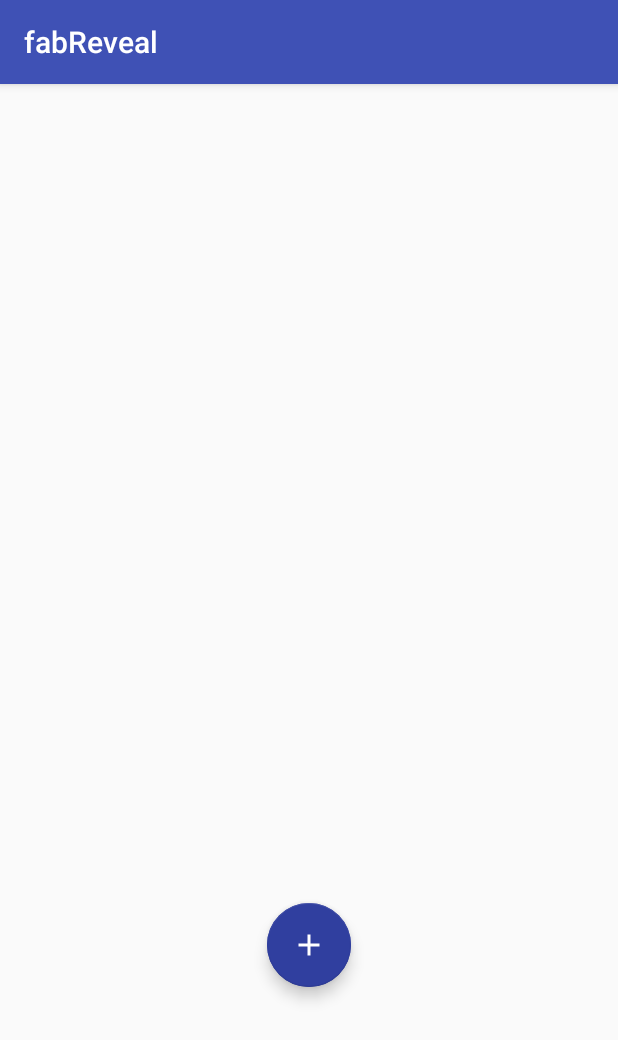
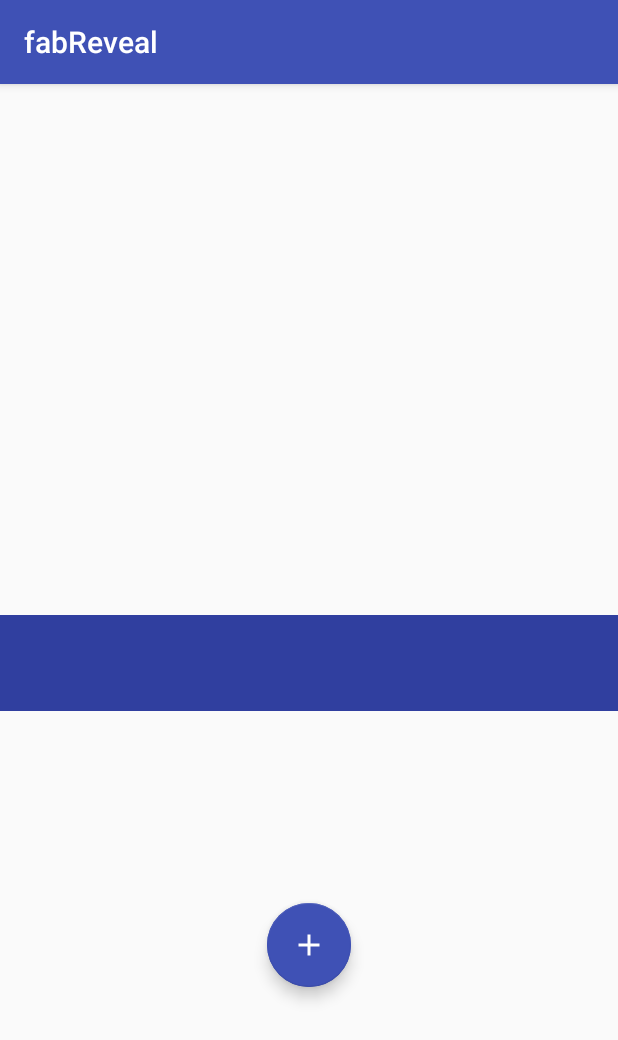
Before and after one commit to smithshelke/MaterialAnimations, an Android app: the screen it shows after launch (MainActivity), after a tap on an icon or button, on a phone screen of 412 x 824 dp. Shown: the top 1040 px of the screen. Run offline under Robolectric (Android 15) with nearby library versions, the phone set to English and light mode, and no system bars.

Commit message:
TopPanel Added

```diff
--- a/app/src/main/java/com/example/smith/fabreveal/MainActivity.java
+++ b/app/src/main/java/com/example/smith/fabreveal/MainActivity.java
@@ -23,11 +23,12 @@ import android.view.animation.Interpolator;
 import android.widget.Toast;
 
 import static android.graphics.Color.TRANSPARENT;
+import static android.view.View.VISIBLE;
 
 public class MainActivity extends AppCompatActivity {
     FloatingActionButton fab;
     DisplayMetrics dp;
-    View reveal;
+    View reveal, topPanel;
     boolean isCancel;
     float finalX, finalY, startX, startY;
 
@@ -36,6 +37,7 @@ public class MainActivity extends AppCompatActivity {
         super.onCreate(savedInstanceState);
         setContentView(R.layout.activity_main);
         reveal = findViewById(R.id.reveal);
+        topPanel = findViewById(R.id.topPanel);
         fab = (FloatingActionButton) findViewById(R.id.fab);
         dp = getResources().getDisplayMetrics();
         finalX = dp.widthPixels / 2 - (dp.density * 56) / 2;
@@ -69,8 +71,19 @@ public class MainActivity extends AppCompatActivity {
                 public void onAnimationEnd(Animator animation) {
                     super.onAnimationEnd(animation);
                     reveal.setVisibility(View.VISIBLE);
-                    reveal.setBackgroundColor(getResources().getColor(R.color.colorPrimaryDark));
-                    Animator animator1 = ViewAnimationUtils.createCircularReveal(reveal, reveal.getWidth() / 2, (int) (finalY - reveal.getY() + dp.density * 56 / 2), dp.density * 56 / 2, reveal.getWidth());
+                    reveal.setBackgroundColor(getResources().getColor(R.color.colorPrimary));
+                    Animator animator1 = ViewAnimationUtils.createCircularReveal(reveal, reveal.getWidth() / 2, (int) (finalY - reveal.getY() + dp.density * 56 / 2), dp.density * 56 / 2, reveal.getHeight() * .7f);
+                    topPanel.setScaleY(0f);
+                    topPanel.setVisibility(VISIBLE);
+                    new Handler().postDelayed(new Runnable() {
+                        @Override
+                        public void run() {
+                            topPanel.animate()
+                                    .scaleY(1f)
+                                    .setDuration(200)
+                                    .start();
+                        }
+                    }, 200);
                     animator1.start();
                 }
             });
@@ -82,7 +95,7 @@ public class MainActivity extends AppCompatActivity {
 
     public void returnFabToInitialPosition(View view) {
         isCancel = false;
-        Animator reset = ViewAnimationUtils.createCircularReveal(reveal, (int) (finalX + dp.density * 56 / 2), (int) (finalY - reveal.getY() + dp.density * 56 / 2), reveal.getWidth() * .7f, dp.density * 56 / 2);
+        Animator reset = ViewAnimationUtils.createCircularReveal(reveal, (int) (finalX + dp.density * 56 / 2), (int) (finalY - reveal.getY() + dp.density * 56 / 2), reveal.getHeight() * .5f, dp.density * 56 / 2);
         reset.addListener(new AnimatorListenerAdapter() {
             @Override
             public void onAnimationEnd(Animator animation) {
@@ -111,6 +124,9 @@ public class MainActivity extends AppCompatActivity {
                 }, 1000);
             }
         });
+        topPanel.setScaleY(1f);
+        topPanel.setVisibility(View.INVISIBLE);
+
         reset.start();
     }
 }
--- a/app/src/main/res/layout/activity_main.xml
+++ b/app/src/main/res/layout/activity_main.xml
@@ -15,8 +15,17 @@
         android:layout_margin="16dp"
         android:onClick="animate"
         android:src="@drawable/ic_add_black_24dp"
-        app:backgroundTint="@color/colorPrimaryDark"
+        app:backgroundTint="@color/colorPrimary"
         app:fabSize="normal" />
+
+    <View
+        android:id="@+id/topPanel"
+        android:layout_width="match_parent"
+        android:layout_height="64dp"
+        android:layout_above="@+id/reveal"
+        android:background="@color/colorPrimaryDark"
+        android:transformPivotY="64dp"
+        android:visibility="invisible" />
 
     <View
         android:id="@+id/reveal"
```
